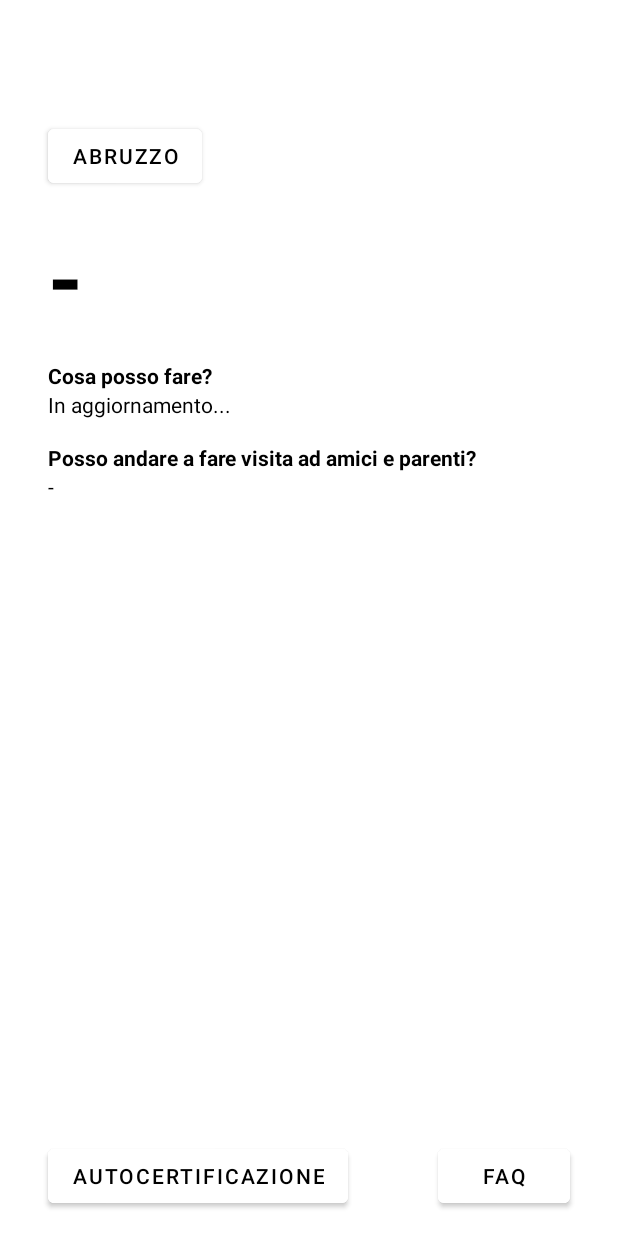
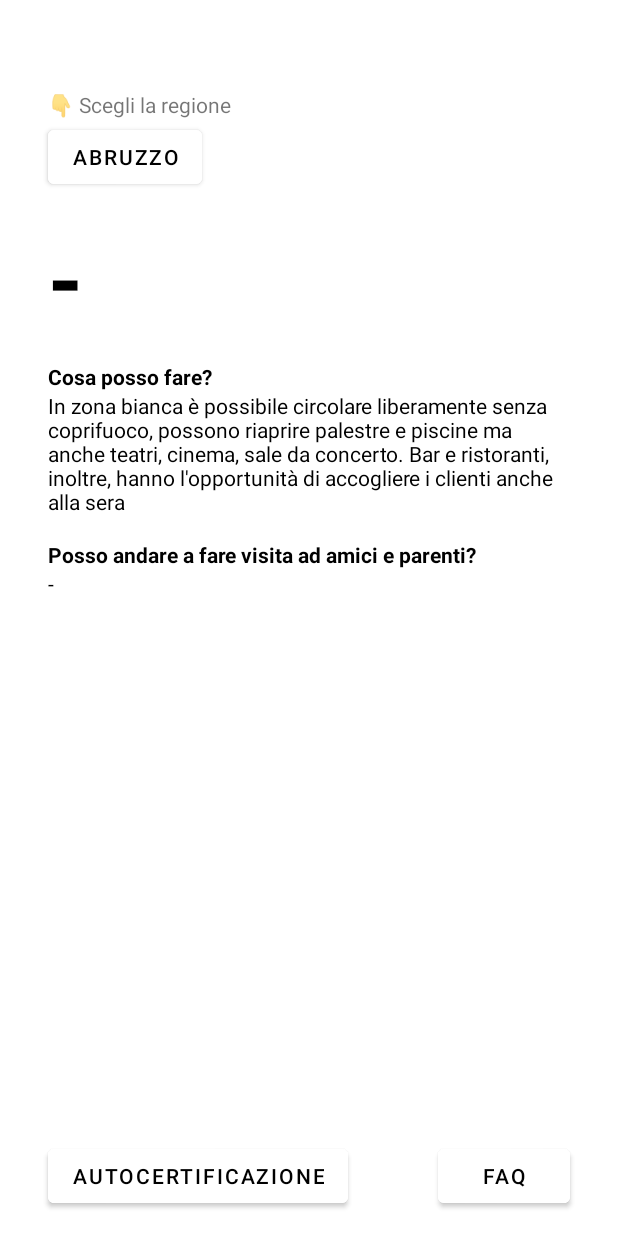
Before and after one commit to NiccoloSegato/coloregioni, an Android app: the screen it shows after launch (MainActivity), on a phone screen of 412 x 824 dp. Run offline under Robolectric (Android 15) with nearby library versions, the light colour scheme and no system bars; our stand-ins replace AdMob, Firebase (no records; nobody signed in at launch, a user with empty details on screens opened directly); 2 statements that could not run were skipped.

Commit message:
New zona bianca support and hint label

```diff
--- a/android/app/src/main/java/it/niccolosegato/coloregioni2/MainActivity.java
+++ b/android/app/src/main/java/it/niccolosegato/coloregioni2/MainActivity.java
@@ -1,5 +1,6 @@
 package it.niccolosegato.coloregioni2;
 
+import androidx.activity.OnBackPressedCallback;
 import androidx.annotation.NonNull;
 import androidx.appcompat.app.AppCompatActivity;
 
@@ -45,6 +46,10 @@ public class MainActivity extends AppCompatActivity {
     protected TextView textView2;
 
     ProgressDialog dialog;
+
+    @Override public void onBackPressed() {
+        finishAffinity();
+    }
 
     @Override
     protected void onCreate(Bundle savedInstanceState) {
--- a/android/app/src/main/res/layout/activity_main.xml
+++ b/android/app/src/main/res/layout/activity_main.xml
@@ -12,12 +12,12 @@
         android:layout_width="wrap_content"
         android:layout_height="wrap_content"
         android:layout_marginStart="32dp"
-        android:layout_marginTop="80dp"
+        android:layout_marginTop="1dp"
+        android:backgroundTint="@color/white"
         android:text="Button"
         android:textColor="@color/black"
-        android:backgroundTint="@color/white"
         app:layout_constraintStart_toStartOf="parent"
-        app:layout_constraintTop_toTopOf="parent" />
+        app:layout_constraintTop_toBottomOf="@+id/textView3" />
 
     <TextView
         android:id="@+id/mainColor"
@@ -139,4 +139,14 @@
         app:layout_constraintBottom_toTopOf="@+id/adView"
         app:layout_constraintStart_toStartOf="parent" />
 
+    <TextView
+        android:id="@+id/textView3"
+        android:layout_width="wrap_content"
+        android:layout_height="wrap_content"
+        android:layout_marginStart="32dp"
+        android:layout_marginTop="60dp"
+        android:text="👇 Scegli la regione"
+        app:layout_constraintStart_toStartOf="parent"
+        app:layout_constraintTop_toTopOf="parent" />
+
 </androidx.constraintlayout.widget.ConstraintLayout>
--- a/android/app/src/main/res/values/strings.xml
+++ b/android/app/src/main/res/values/strings.xml
@@ -4,8 +4,8 @@
     <string name="cosaG">In zona gialla è possibile circolare all\'interno della propria regione senza limitazioni.\nLe attività commerciali, compresi bar e ristoranti sono aperti.\nC\'è il divieto di circolazione tra le 22 e le 5.\nNon è possibile uscire dalla propria regione.</string>
     <string name="cosaA">In zona arancione è possibile circolare all\'interno del proprio comune senza limitazioni, ma non è possibile uscire da esso. I bar e i ristoranti sono chiusi, con la possibilità di fare asporto e consegne.\nI negozi rimangono aperti.</string>
     <string name="cosaR">In zona rossa non è consentito circolare, nemmeno all\'interno del proprio comune.\nNegozi, bar e ristoranti sono chiusi. Questi ultimi hanno la possibilità di fare asporto e consegne a domicilio.</string>
-    <string name="cosaE">In aggiornamento...</string>
+    <string name="cosaE">In zona bianca è possibile circolare liberamente senza coprifuoco, possono riaprire palestre e piscine ma anche teatri, cinema, sale da concerto. Bar e ristoranti, inoltre, hanno l\'opportunità di accogliere i clienti anche alla sera</string>
     <string name="amiciG">È possibile andare a visitare, una sola volta al giorno e al massimo in due, amici e parenti nella propria regione.</string>
     <string name="amiciA">È possibile andare a visitare, una sola volta al giorno e al massimo in due, amici e parenti nel proprio comune.</string>
-    <string name="amiciE">In aggiornamento...</string>
+    <string name="amiciE">Si, è possibile visitare amici e parenti</string>
 </resources>
```
